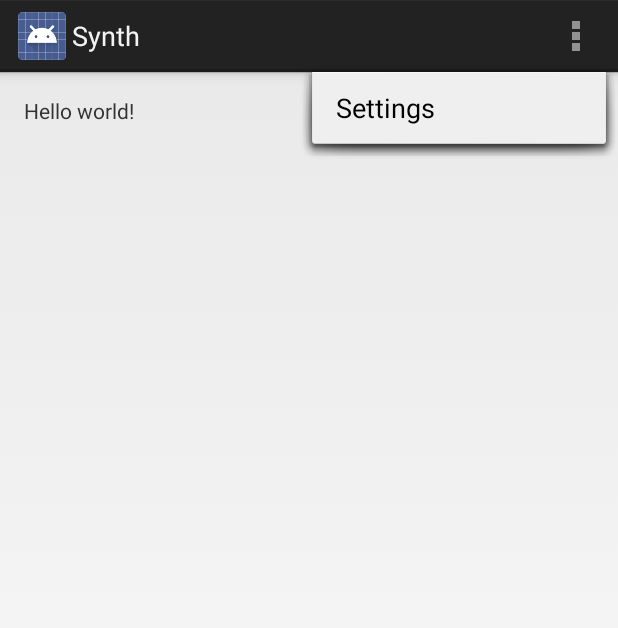
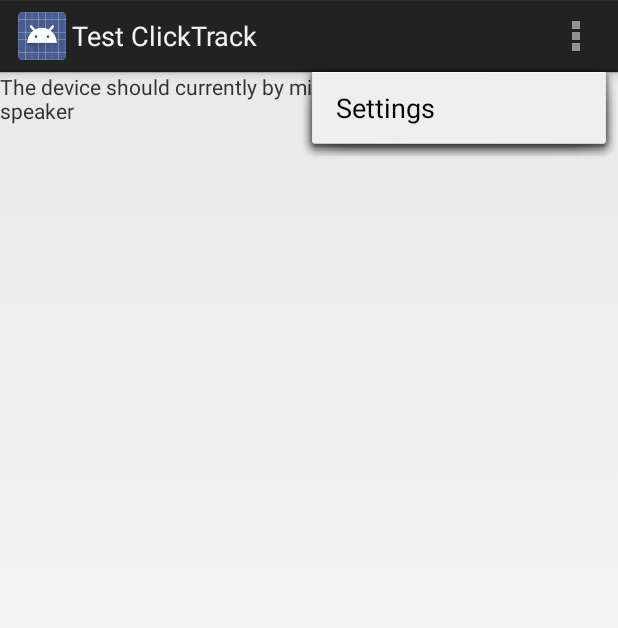
Before and after one commit to thenyeguy/18551-project, an Android app: the screen it shows after launch (ClickTrack before the commit, TestClickTrack after it), with the options menu open, on a phone screen of 412 x 824 dp. Shown: the top 628 px of the screen. Run offline under Robolectric (Android 15) with nearby library versions, the phone set to English and light mode, and no system bars; 2 statements that could not run were skipped.

Commit message:
Wrapping code for testing clicktrack

```diff
--- a/Synth/ClickTrack/src/main/AndroidManifest.xml
+++ b/Synth/ClickTrack/src/main/AndroidManifest.xml
@@ -1,6 +1,8 @@
 <?xml version="1.0" encoding="utf-8"?>
 <manifest xmlns:android="http://schemas.android.com/apk/res/android"
     package="edu.cmu.ece.ece551.clicktrack" >
+
+    <uses-permission android:name="android.permission.RECORD_AUDIO" />
 
     <application
         android:allowBackup="true"
@@ -8,7 +10,7 @@
         android:label="@string/app_name"
         android:theme="@style/AppTheme" >
         <activity
-            android:name="edu.cmu.ece.ece551.clicktrack.ClickTrack"
+            android:name="TestClickTrack"
             android:label="@string/app_name" >
             <intent-filter>
                 <action android:name="android.intent.action.MAIN" />
--- a/Synth/ClickTrack/src/main/java/edu/cmu/ece/ece551/clicktrack/ClickTrack.java
+++ b/Synth/ClickTrack/src/main/java/edu/cmu/ece/ece551/clicktrack/TestClickTrack.java
@@ -3,7 +3,10 @@ package edu.cmu.ece.ece551.clicktrack;
 import android.app.Activity;
 import android.app.ActionBar;
 import android.app.Fragment;
+import android.content.Context;
+import android.media.AudioManager;
 import android.os.Bundle;
+import android.util.Log;
 import android.view.LayoutInflater;
 import android.view.Menu;
 import android.view.MenuItem;
@@ -11,18 +14,31 @@ import android.view.View;
 import android.view.ViewGroup;
 import android.os.Build;
 
-public class ClickTrack extends Activity {
+public class TestClickTrack extends Activity {
+
+    /*
+     * Declare our native functions
+     */
+    private static native void initOpenSlesTest();
 
     @Override
     protected void onCreate(Bundle savedInstanceState) {
         super.onCreate(savedInstanceState);
         setContentView(R.layout.activity_click_track);
 
-        if (savedInstanceState == null) {
-            getFragmentManager().beginTransaction()
-                    .add(R.id.container, new PlaceholderFragment())
-                    .commit();
-        }
+        // Load the library
+        Log.i("TestClickTrack", "Loading library...");
+        System.loadLibrary("clicktrack");
+        Log.i("TestClickTrack", "Sucessfully loaded library.");
+
+        // Run the test
+        new Runnable() {
+            public void run() {
+                Log.i("TestClickTrack", "Entering native playback...");
+                initOpenSlesTest();
+            }
+        }.run();
+
     }
 
 
@@ -45,21 +61,4 @@ public class ClickTrack extends Activity {
         }
         return super.onOptionsItemSelected(item);
     }
-
-    /**
-     * A placeholder fragment containing a simple view.
-     */
-    public static class PlaceholderFragment extends Fragment {
-
-        public PlaceholderFragment() {
-        }
-
-        @Override
-        public View onCreateView(LayoutInflater inflater, ViewGroup container,
-                Bundle savedInstanceState) {
-            View rootView = inflater.inflate(R.layout.fragment_click_track, container, false);
-            return rootView;
-        }
-    }
-
 }
--- a/Synth/ClickTrack/src/main/res/layout/activity_click_track.xml
+++ b/Synth/ClickTrack/src/main/res/layout/activity_click_track.xml
@@ -1,7 +1,14 @@
-<FrameLayout xmlns:android="http://schemas.android.com/apk/res/android"
+<RelativeLayout xmlns:android="http://schemas.android.com/apk/res/android"
     xmlns:tools="http://schemas.android.com/tools"
     android:id="@+id/container"
     android:layout_width="match_parent"
     android:layout_height="match_parent"
-    tools:context="edu.cmu.ece.ece551.clicktrack.ClickTrack"
-    tools:ignore="MergeRootFrame" />
+    tools:context="edu.cmu.ece.ece551.clicktrack.TestClickTrack"
+    tools:ignore="MergeRootFrame">
+
+    <TextView
+        android:text="@string/dummy_message"
+        android:layout_width="wrap_content"
+        android:layout_height="wrap_content" />
+
+</RelativeLayout>
--- a/Synth/ClickTrack/src/main/res/layout/fragment_click_track.xml
+++ /dev/null
@@ -1,16 +0,0 @@
-<RelativeLayout xmlns:android="http://schemas.android.com/apk/res/android"
-    xmlns:tools="http://schemas.android.com/tools"
-    android:layout_width="match_parent"
-    android:layout_height="match_parent"
-    android:paddingLeft="@dimen/activity_horizontal_margin"
-    android:paddingRight="@dimen/activity_horizontal_margin"
-    android:paddingTop="@dimen/activity_vertical_margin"
-    android:paddingBottom="@dimen/activity_vertical_margin"
-    tools:context="edu.cmu.ece.ece551.clicktrack.ClickTrack$PlaceholderFragment">
-
-    <TextView
-        android:text="@string/hello_world"
-        android:layout_width="wrap_content"
-        android:layout_height="wrap_content" />
-
-</RelativeLayout>
--- a/Synth/ClickTrack/src/main/res/menu/click_track.xml
+++ b/Synth/ClickTrack/src/main/res/menu/click_track.xml
@@ -1,6 +1,6 @@
 <menu xmlns:android="http://schemas.android.com/apk/res/android"
     xmlns:tools="http://schemas.android.com/tools"
-    tools:context="edu.cmu.ece.ece551.clicktrack.ClickTrack" >
+    tools:context="edu.cmu.ece.ece551.clicktrack.TestClickTrack" >
 
     <item android:id="@+id/action_settings"
         android:title="@string/action_settings"
--- a/Synth/ClickTrack/src/main/res/values/strings.xml
+++ b/Synth/ClickTrack/src/main/res/values/strings.xml
@@ -1,8 +1,8 @@
 <?xml version="1.0" encoding="utf-8"?>
 <resources>
 
-    <string name="app_name">Synth</string>
-    <string name="hello_world">Hello world!</string>
+    <string name="app_name">Test ClickTrack</string>
     <string name="action_settings">Settings</string>
+    <string name="dummy_message">The device should currently by mirroring the microphone to the speaker</string>
 
 </resources>
```
Also changed, not shown: 1 other file.
